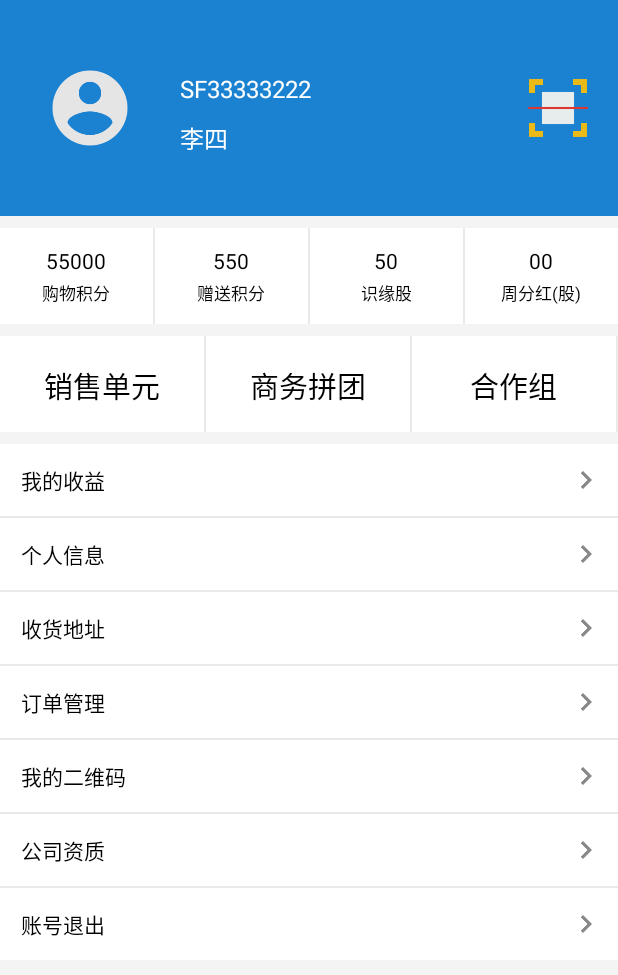
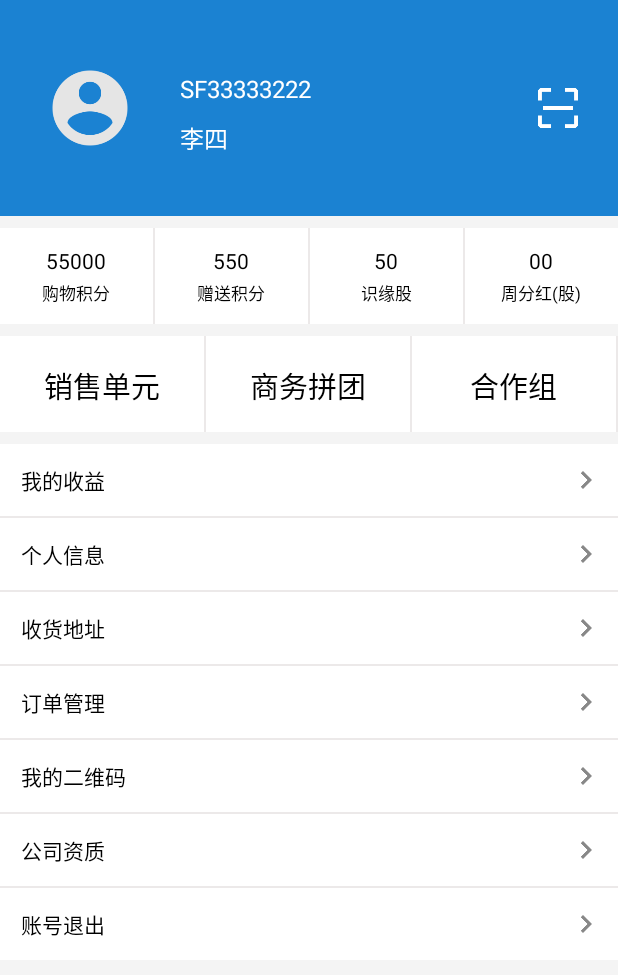
Before and after one commit to XiaoHuisir/syapp, an Android app: the layout mine_fragment.xml on its own in the app's theme, with its tools: preview values and no code run, on a phone screen of 412 x 824 dp. Shown: the top 975 px of the screen. Run offline under Robolectric (Android 15) with nearby library versions, the phone set to English and light mode, and no system bars.

Commit message:
说明： 添加扫码功能样式图

```diff
--- a/app/src/main/java/com/example/shiyuankeji/app/Constant.java
+++ b/app/src/main/java/com/example/shiyuankeji/app/Constant.java
@@ -10,8 +10,8 @@ import java.io.File;
  */
 public class Constant {
     //    public static final String BaseUrl = "http://192.168.124.13:8080/"; //识缘  （局域网）  TODO  张文端
-        public static final String BaseUrl = "http://192.168.124.14:8080/"; //识缘  （局域网）  TODO  李聪
-//    public static final String BaseUrl = "http://api.mb.knowfate.com.cn/shiyuanshop-0.0.1-SNAPSHOT/"; //识缘 （服务器）
+//        public static final String BaseUrl = "http://192.168.124.14:8080/"; //识缘  （局域网）  TODO  李聪
+    public static final String BaseUrl = "http://api.mb.knowfate.com.cn/shiyuanshop-0.0.1-SNAPSHOT/"; //识缘 （服务器）
 
 
     //    public static final String URl = "http://123.206.58.124:8025/index/user/login";
--- a/app/src/main/res/layout/mine_fragment.xml
+++ b/app/src/main/res/layout/mine_fragment.xml
@@ -74,7 +74,7 @@
                 android:layout_alignParentRight="true"
                 android:layout_centerVertical="true"
                 android:layout_marginRight="@dimen/dp_20"
-                android:src="@drawable/sao"
+                android:src="@drawable/saoma"
                 android:text="扫一扫" />
         </RelativeLayout>
 
```
Also changed, not shown: app/src/main/res/drawable/saoma.png (added).
